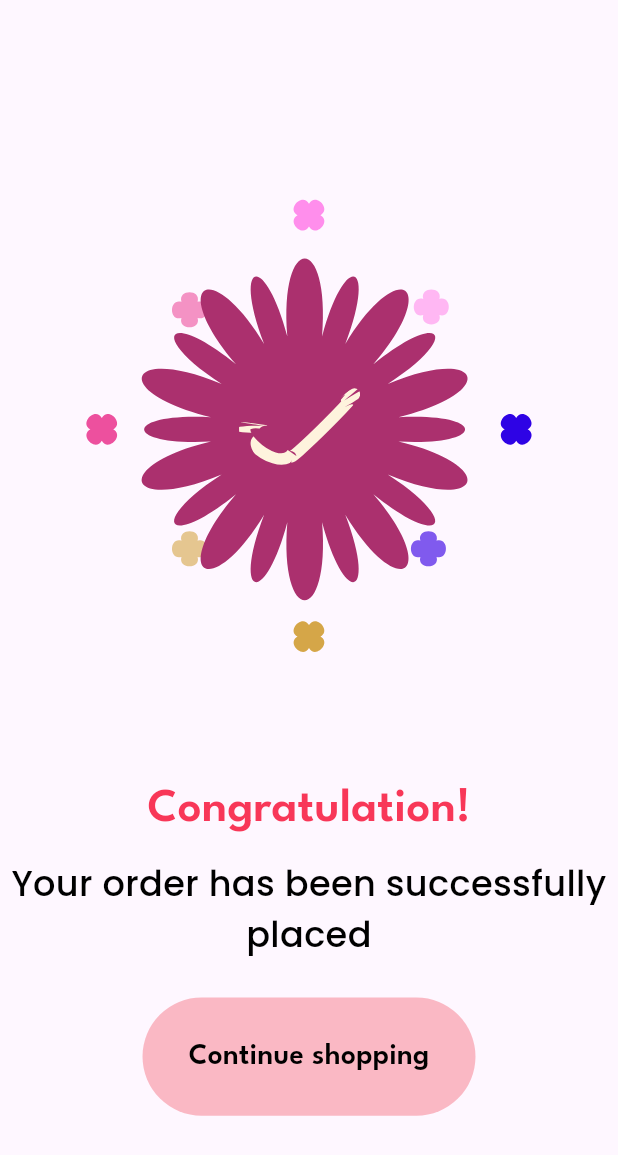
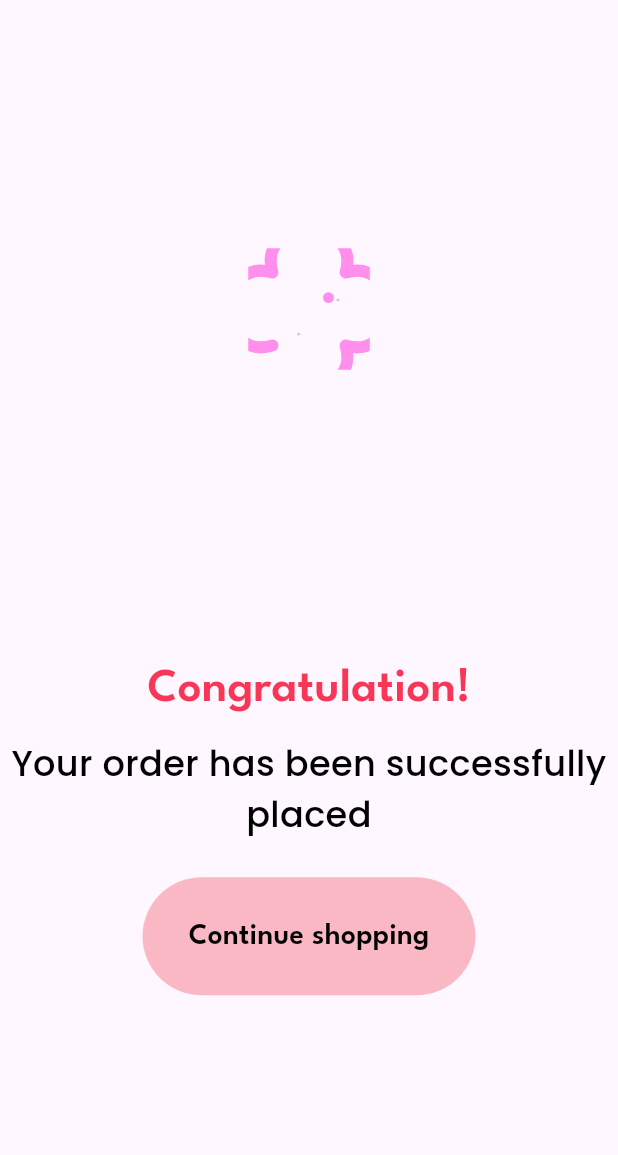
Before and after one commit to fatima304/e-commerceBeauty, a Flutter app: the OrderSuccessfulScreen screen opened by its route, on a phone screen of 412 x 824 dp. Shown: the top 1155 px of the screen. Run offline on Flutter 3.47's test engine with Material 3 defaults, Android fonts, the phone set to English and light mode, and no system bars; our stand-ins replace dartz, dio, flutter_bloc, flutter_screenutil, get_it, lottie and 3 more; generated files the repository leaves out were written again; project files that could hold a hidden picture were left out.

Commit message:
- edit order successful

```diff
--- a/lib/beauty_ecommerce_app.dart
+++ b/lib/beauty_ecommerce_app.dart
@@ -15,7 +15,7 @@ class BeautyEcommerceApp extends StatelessWidget {
       child: MaterialApp(
         debugShowCheckedModeBanner: false,
         onGenerateRoute: appRouting.generateRoute,
-        initialRoute: Routes.homeScreen,
+        initialRoute: Routes.splashScreen,
       ),
     );
   }
--- a/lib/features/order_successful/presentation/screen/widgets/order_successful_body.dart
+++ b/lib/features/order_successful/presentation/screen/widgets/order_successful_body.dart
@@ -13,12 +13,15 @@ class OrderSuccessfulBody extends StatelessWidget {
   @override
   Widget build(BuildContext context) {
     return SafeArea(
+      child: SingleChildScrollView(
         child: Column(
           mainAxisAlignment: MainAxisAlignment.center,
           crossAxisAlignment: CrossAxisAlignment.center,
           children: [
             Lottie.asset(
               AppLottie.success,
+              width: MediaQuery.of(context).size.width *0.5,
+              height: MediaQuery.of(context).size.height *0.5,
             ),
             SizedBox(
               height: 26.h,
@@ -62,6 +65,7 @@ class OrderSuccessfulBody extends StatelessWidget {
             ),
           ],
         ),
+      ),
     );
   }
 }
```
Also changed, not shown: assets/lottie/success.json (+1 -1 lines). Lines whose indentation alone changed are shown as unchanged.
